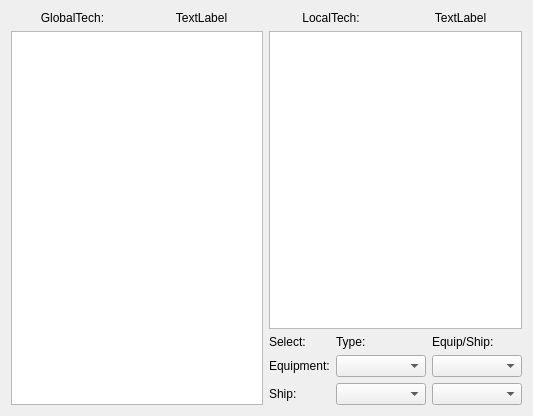
First picture: the form in CyberFleet/ClientGUI/ui/techview.ui, repository ibicdlcod/GuoMuoRuoProject, before the edit.
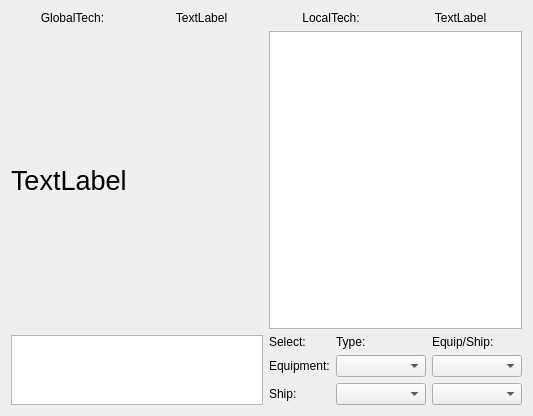
Second picture: the form after the edit.

```diff
--- a/CyberFleet/ClientGUI/ui/techview.ui
+++ b/CyberFleet/ClientGUI/ui/techview.ui
@@ -41,7 +41,35 @@
       </layout>
      </item>
      <item>
-      <widget class="QTableWidget" name="globalViewTable"/>
+      <widget class="QLabel" name="waitText">
+       <property name="sizePolicy">
+        <sizepolicy hsizetype="Preferred" vsizetype="Expanding">
+         <horstretch>0</horstretch>
+         <verstretch>200</verstretch>
+        </sizepolicy>
+       </property>
+       <property name="font">
+        <font>
+         <pointsize>20</pointsize>
+        </font>
+       </property>
+       <property name="text">
+        <string>TextLabel</string>
+       </property>
+       <property name="wordWrap">
+        <bool>true</bool>
+       </property>
+      </widget>
+     </item>
+     <item>
+      <widget class="QTableWidget" name="globalViewTable">
+       <property name="sizePolicy">
+        <sizepolicy hsizetype="Expanding" vsizetype="Expanding">
+         <horstretch>0</horstretch>
+         <verstretch>1</verstretch>
+        </sizepolicy>
+       </property>
+      </widget>
      </item>
     </layout>
    </item>
```
